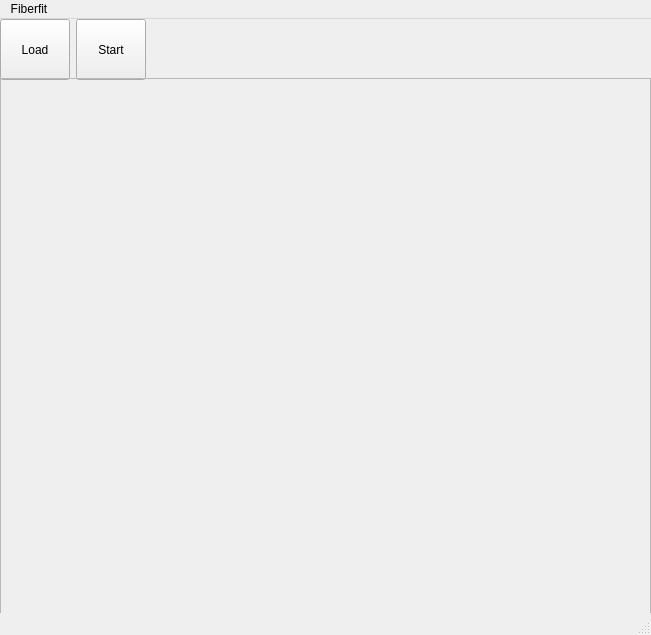
First picture: the form in fiberfit/fiberfit.ui, repository NTMatBoiseState/FiberFit, before the edit.
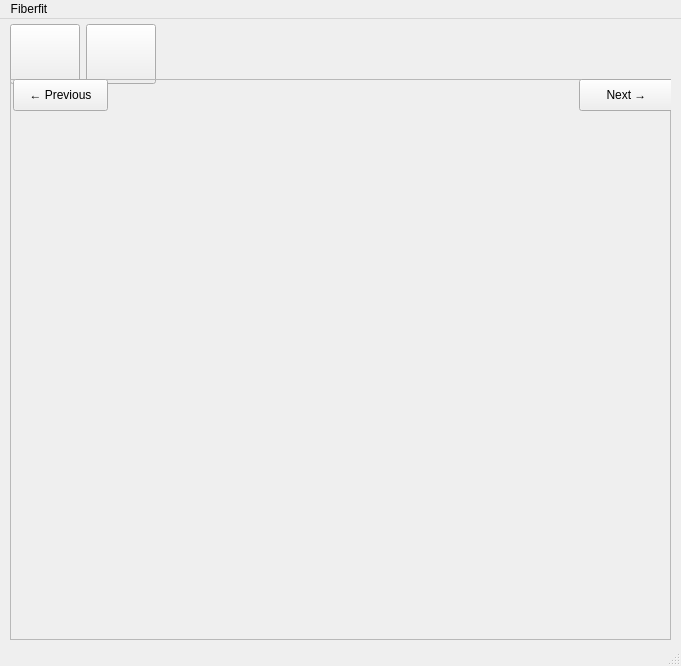
Second picture: the form after the edit. Icons and pictures are not drawn.

```diff
--- a/fiberfit/fiberfit.ui
+++ b/fiberfit/fiberfit.ui
@@ -6,8 +6,8 @@
    <rect>
     <x>0</x>
     <y>0</y>
-    <width>651</width>
-    <height>635</height>
+    <width>681</width>
+    <height>666</height>
    </rect>
   </property>
   <property name="sizePolicy">
@@ -38,10 +38,10 @@
    <widget class="QWidget" name="horizontalLayoutWidget">
     <property name="geometry">
      <rect>
-      <x>0</x>
+      <x>10</x>
       <y>0</y>
       <width>661</width>
-      <height>61</height>
+      <height>70</height>
      </rect>
     </property>
     <layout class="QHBoxLayout" name="horizontalLayout">
@@ -56,10 +56,16 @@
          <verstretch>0</verstretch>
         </sizepolicy>
        </property>
+       <property name="minimumSize">
+        <size>
+         <width>70</width>
+         <height>60</height>
+        </size>
+       </property>
        <property name="maximumSize">
         <size>
          <width>70</width>
-         <height>70</height>
+         <height>60</height>
         </size>
        </property>
        <property name="acceptDrops">
@@ -69,7 +75,11 @@
         <bool>false</bool>
        </property>
        <property name="text">
-        <string>Load</string>
+        <string/>
+       </property>
+       <property name="icon">
+        <iconset>
+         <normaloff>images/open.png</normaloff>images/open.png</iconset>
        </property>
       </widget>
      </item>
@@ -81,14 +91,24 @@
          <verstretch>0</verstretch>
         </sizepolicy>
        </property>
+       <property name="minimumSize">
+        <size>
+         <width>70</width>
+         <height>60</height>
+        </size>
+       </property>
        <property name="maximumSize">
         <size>
          <width>70</width>
-         <height>70</height>
+         <height>60</height>
         </size>
        </property>
        <property name="text">
-        <string>Start</string>
+        <string/>
+       </property>
+       <property name="icon">
+        <iconset>
+         <normaloff>images/start-icon.png</normaloff>images/start-icon.png</iconset>
        </property>
       </widget>
      </item>
@@ -110,9 +130,9 @@
    <widget class="QFrame" name="figureFrame">
     <property name="geometry">
      <rect>
-      <x>0</x>
-      <y>59</y>
-      <width>651</width>
+      <x>10</x>
+      <y>60</y>
+      <width>661</width>
       <height>561</height>
      </rect>
     </property>
@@ -126,13 +146,76 @@
      <property name="geometry">
       <rect>
        <x>0</x>
-       <y>-1</y>
-       <width>651</width>
-       <height>551</height>
+       <y>30</y>
+       <width>661</width>
+       <height>531</height>
       </rect>
      </property>
      <layout class="QGridLayout" name="gridLayout"/>
     </widget>
+    <widget class="QWidget" name="horizontalLayoutWidget_2">
+     <property name="geometry">
+      <rect>
+       <x>3</x>
+       <y>0</y>
+       <width>661</width>
+       <height>32</height>
+      </rect>
+     </property>
+     <layout class="QHBoxLayout" name="horizontalLayoutNavButton">
+      <item>
+       <widget class="QPushButton" name="prevButton">
+        <property name="minimumSize">
+         <size>
+          <width>95</width>
+          <height>32</height>
+         </size>
+        </property>
+        <property name="maximumSize">
+         <size>
+          <width>95</width>
+          <height>32</height>
+         </size>
+        </property>
+        <property name="text">
+         <string>← Previous</string>
+        </property>
+       </widget>
+      </item>
+      <item>
+       <spacer name="horizontalSpacer_2">
+        <property name="orientation">
+         <enum>Qt::Horizontal</enum>
+        </property>
+        <property name="sizeHint" stdset="0">
+         <size>
+          <width>40</width>
+          <height>20</height>
+         </size>
+        </property>
+       </spacer>
+      </item>
+      <item>
+       <widget class="QPushButton" name="nextButton">
+        <property name="minimumSize">
+         <size>
+          <width>95</width>
+          <height>32</height>
+         </size>
+        </property>
+        <property name="maximumSize">
+         <size>
+          <width>95</width>
+          <height>32</height>
+         </size>
+        </property>
+        <property name="text">
+         <string>Next →</string>
+        </property>
+       </widget>
+      </item>
+     </layout>
+    </widget>
    </widget>
   </widget>
   <widget class="QMenuBar" name="menubar">
@@ -140,7 +223,7 @@
     <rect>
      <x>0</x>
      <y>0</y>
-     <width>651</width>
+     <width>681</width>
      <height>22</height>
     </rect>
    </property>
```
Left out of the diff: 2 changed lines with no effect on the pictures.
